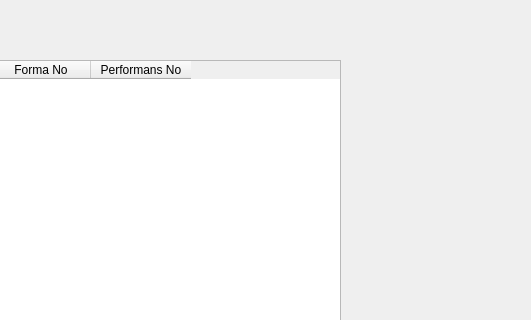
Above: oyuncular.ui from icsarisakal/OOPLAST before the change; both pictures show x 560 to 1091 and y 0 to 320 of the 1091 by 588 pixel window. Below: the same form after it.
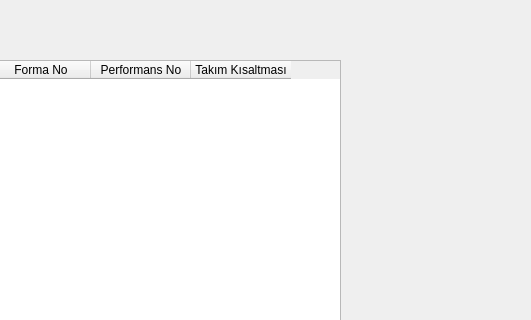
That is the form after the change.

What changed in the file:
```diff
--- a/oyuncular.ui
+++ b/oyuncular.ui
@@ -52,6 +52,11 @@
      <string>Performans No</string>
     </property>
    </column>
+   <column>
+    <property name="text">
+     <string>Takım Kısaltması</string>
+    </property>
+   </column>
   </widget>
  </widget>
  <resources/>
```
